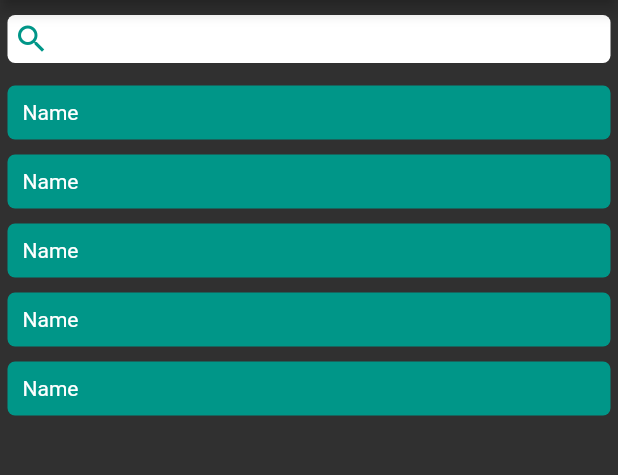
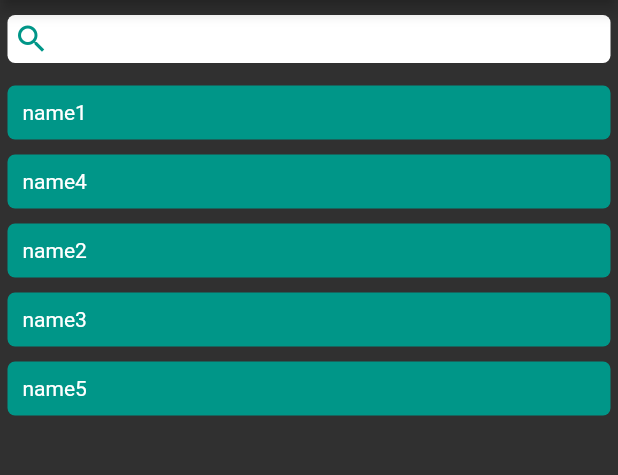
Before and after one commit to PercyChang18/spartan_contact, a Flutter app: the screen it shows after launch, on a phone screen of 412 x 824 dp, the part 84-559 px from its top. Run offline on Flutter 3.47's test engine with Material 2 defaults, Android fonts, the phone set to English and light mode, and no system bars; our stand-ins replace sqflite; accounts and stored records are empty.

Commit message:
Updates Contact constructor for id generation.

```diff
--- a/lib/contact.dart
+++ b/lib/contact.dart
@@ -1,15 +1,24 @@
 class Contact {
-  String name;
-  String phone;
-  String email;
-  int id;
-
+  late String name;
+  late String phone;
+  late String email;
+  late int id;
+  static int id_maker = 0;
+/*
   Contact({
     required this.name,
     required this.phone,
     required this.email,
     this.id = 1,
   });
+*/
+  Contact(String name, String phone, String email) {
+    this.name = name;
+    this.phone = phone;
+    this.email = email;
+    id = id_maker;
+    id_maker++;
+  }
 
   String getName() {
     return name;
--- a/lib/contacts_database.dart
+++ b/lib/contacts_database.dart
@@ -1,7 +1,9 @@
+import 'dart:async';
+
 import 'package:flutter/widgets.dart';
-import 'dart:async';
 import 'package:path/path.dart';
 import 'package:sqflite/sqflite.dart';
+
 import 'contact.dart';
 
 void main() async {
@@ -29,10 +31,9 @@ void main() async {
 
     return List.generate(maps.length, (i) {
       return Contact(
-        name: maps[i]['name'],
-        phone: maps[i]['phone'],
-        email: maps[i]['email'],
-        id: maps[i]['id'],
+        maps[i]['name'],
+        maps[i]['phone'],
+        maps[i]['email'],
       );
     });
   }
--- a/lib/contacts_page.dart
+++ b/lib/contacts_page.dart
@@ -1,6 +1,15 @@
 import 'package:flutter/cupertino.dart';
 import 'package:flutter/material.dart';
-import 'organization_setting.dart';
+
+import 'contact.dart';
+
+List<Contact> contactsList = <Contact>[
+  Contact("name1", "phone1", "email1"),
+  Contact("name2", "phone2", "email2"),
+  Contact("name3", "phone3", "email3"),
+  Contact("name4", "phone4", "email4"),
+  Contact("name5", "phone5", "email5"),
+];
 
 class ContactsPage extends StatefulWidget {
   @override
@@ -43,31 +52,31 @@ class _ContactsPageState extends State<ContactsPage> {
               ),
             ),
             GestureDetector(
-              child: ContactContainer(),
+              child: ContactContainer(contact: contactsList[0]),
               onTap: () {
                 Navigator.pushNamed(context, '/individual_contact');
               },
             ),
             GestureDetector(
-              child: ContactContainer(),
+              child: ContactContainer(contact: contactsList[3]),
               onTap: () {
                 Navigator.pushNamed(context, '/individual_contact');
               },
             ),
             GestureDetector(
-              child: ContactContainer(),
+              child: ContactContainer(contact: contactsList[1]),
               onTap: () {
                 Navigator.pushNamed(context, '/individual_contact');
               },
             ),
             GestureDetector(
-              child: ContactContainer(),
+              child: ContactContainer(contact: contactsList[2]),
               onTap: () {
                 Navigator.pushNamed(context, '/individual_contact');
               },
             ),
             GestureDetector(
-              child: ContactContainer(),
+              child: ContactContainer(contact: contactsList[4]),
               onTap: () {
                 Navigator.pushNamed(context, '/individual_contact');
               },
@@ -84,7 +93,8 @@ class _ContactsPageState extends State<ContactsPage> {
 }
 
 class ContactContainer extends StatelessWidget {
-  const ContactContainer({Key? key}) : super(key: key);
+  Contact contact;
+  ContactContainer({Key? key, required this.contact}) : super(key: key);
 
   @override
   Widget build(BuildContext context) {
@@ -95,7 +105,7 @@ class ContactContainer extends StatelessWidget {
       margin: EdgeInsets.all(5),
       child: Row(
         children: <Widget>[
-          Text('Name'),
+          Text(contact.getName()),
         ],
       ),
     );
```
